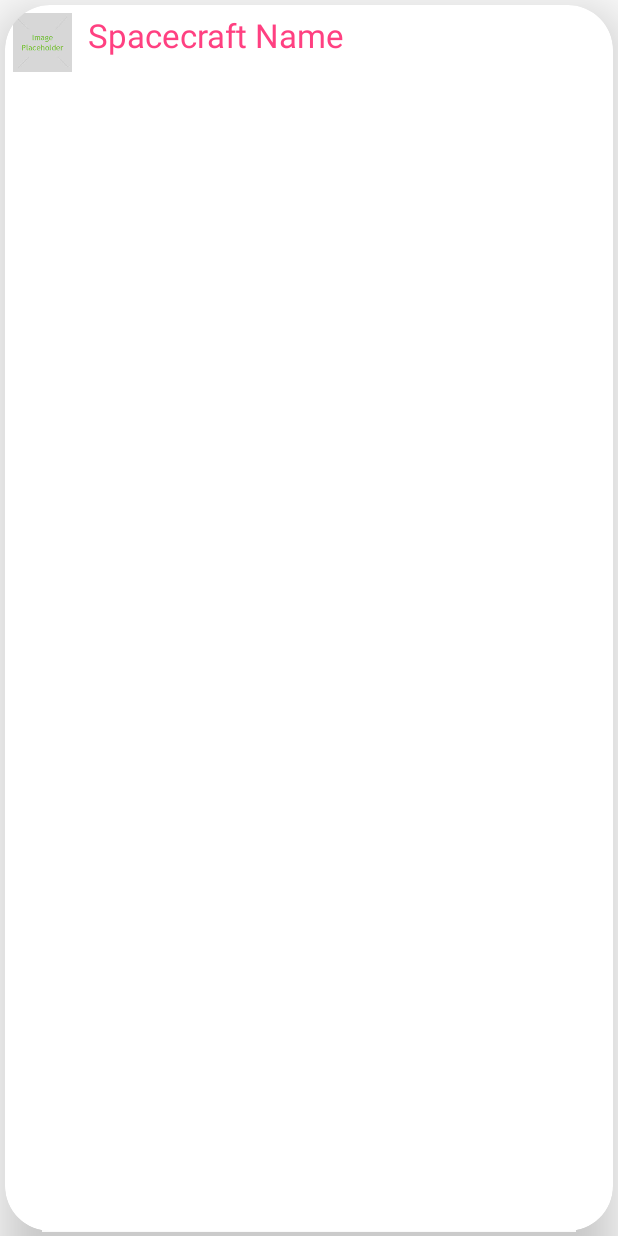
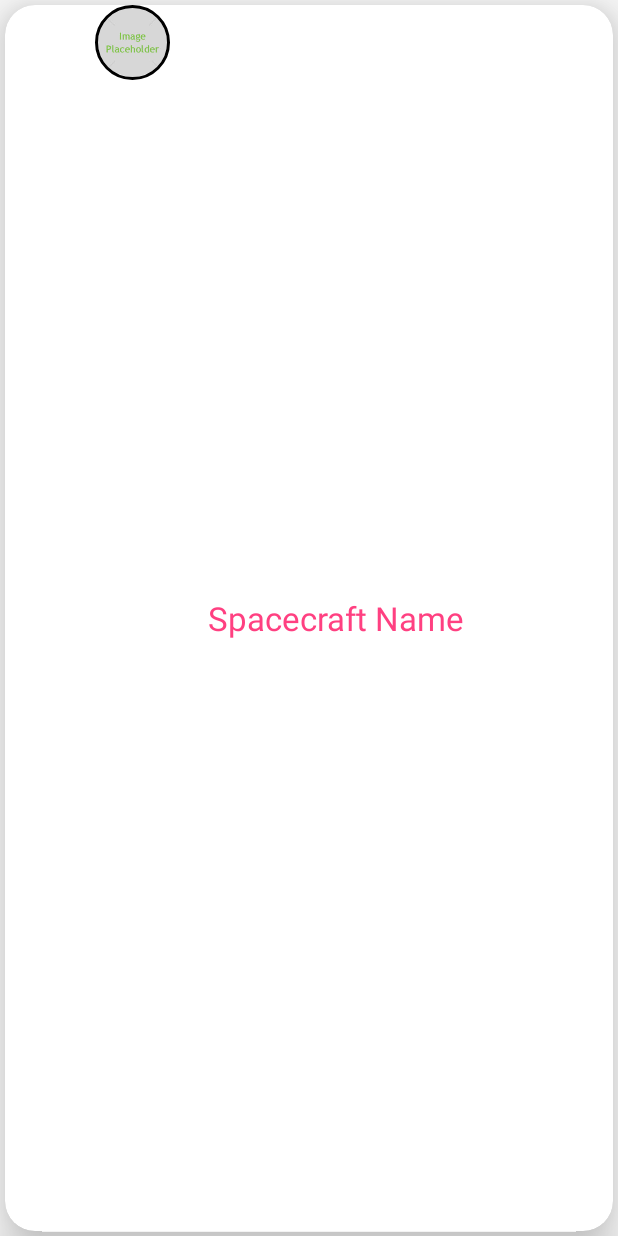
Before and after one commit to ibalm9/NewRetrofitListViewJSONN, an Android app: the layout model.xml on its own in the app's theme, with its tools: preview values and no code run, on a phone screen of 412 x 824 dp. Run offline under Robolectric (Android 15) with nearby library versions, the phone set to English and light mode, and no system bars.

Commit message:
All done oke

```diff
--- a/app/build.gradle
+++ b/app/build.gradle
@@ -28,5 +28,7 @@ dependencies {
     implementation 'com.squareup.retrofit2:converter-gson:2.4.0'
     implementation 'com.squareup.picasso:picasso:2.71828'
     implementation 'com.mikhaellopez:circularimageview:3.2.0'
+    implementation 'de.hdodenhof:circleimageview:3.0.0'
+
 
 }
--- a/app/src/main/java/info/camposha/retrofitlistviewjson/MainActivity.java
+++ b/app/src/main/java/info/camposha/retrofitlistviewjson/MainActivity.java
@@ -73,7 +73,7 @@ public class MainActivity extends AppCompatActivity {
 
     interface MyAPIService {
 
-        @GET("https://api.myjson.com/bins/8zjjr")
+        @GET("https://api.myjson.com/bins/14tpyz")
         Call<List<Spacecraft>> getSpacecrafts();
     }
 
--- a/app/src/main/res/layout/activity_main.xml
+++ b/app/src/main/res/layout/activity_main.xml
@@ -12,7 +12,7 @@
         android:id="@+id/headerTxt"
         android:layout_width="match_parent"
         android:layout_height="wrap_content"
-        android:text="Task 1"
+        android:text="All Star Football Players"
         android:padding="5dp"
         android:textAlignment="center"
         android:textStyle="bold"
--- a/app/src/main/res/layout/model.xml
+++ b/app/src/main/res/layout/model.xml
@@ -3,25 +3,29 @@
     android:orientation="horizontal" android:layout_width="match_parent"
     xmlns:card_view="http://schemas.android.com/apk/res-auto"
     android:layout_margin="3dp"
-    card_view:cardCornerRadius="30dp"
+    card_view:cardCornerRadius="20dp"
     card_view:cardElevation="20dp"
     android:layout_height="match_parent">
 
     <RelativeLayout
         android:layout_width="match_parent"
         android:layout_height="match_parent">
-        <ImageView
+
+
+        <de.hdodenhof.circleimageview.CircleImageView
+            xmlns:app="http://schemas.android.com/apk/res-auto"
+            android:id="@+id/spacecraftImageView"
             android:layout_width="50dp"
             android:layout_height="50dp"
-            android:id="@+id/spacecraftImageView"
-            android:padding="5dp"
-            android:src="@drawable/placeholder" />
-
-
+            android:src="@drawable/placeholder"
+            app:civ_border_width="2dp"
+            app:civ_border_color="#FF000000"
+            android:layout_marginLeft="60dp"
+            />
 
 
         <TextView
-            android:layout_width="wrap_content"
+            android:layout_width="fill_parent"
             android:layout_height="wrap_content"
             android:paddingTop="150dp"
             android:textAppearance="?android:attr/textAppearanceLargeInverse"
@@ -29,7 +33,9 @@
             android:id="@+id/nameTextView"
             android:padding="5dp"
             android:textColor="@color/colorAccent"
-            android:layout_toRightOf="@+id/spacecraftImageView" />
+            android:layout_centerInParent="true"
+            android:layout_alignParentStart="true"
+            android:layout_marginLeft="130dp"></TextView>
 
 
 
```
